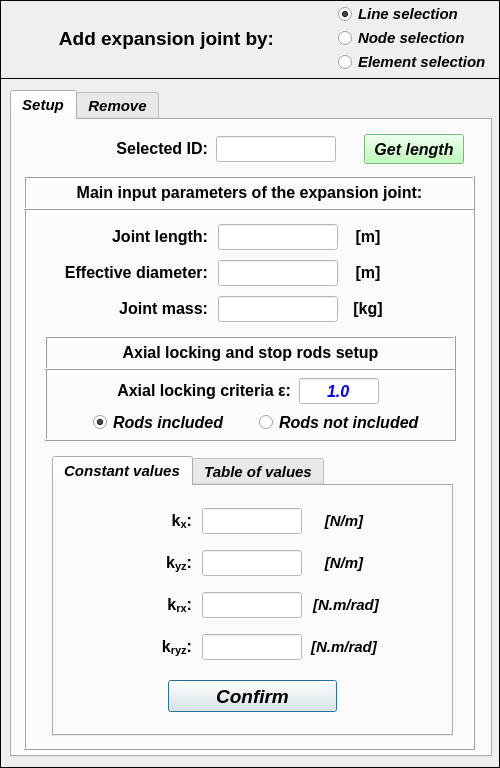
Old version of the form data/user_input/ui/Model/Setup/Structural/expansionJointInput.ui in the repository open-pulse/OpenPulse.
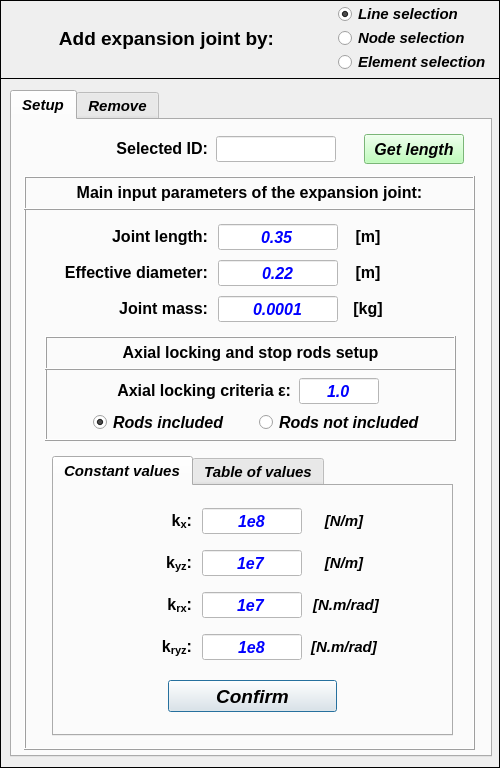
New version of the form.

The edit to the form file:
```diff
--- a/data/user_input/ui/Model/Setup/Structural/expansionJointInput.ui
+++ b/data/user_input/ui/Model/Setup/Structural/expansionJointInput.ui
@@ -461,7 +461,7 @@
 background-color: rgb(255, 255, 255);</string>
        </property>
        <property name="text">
-        <string/>
+        <string>0.22</string>
        </property>
        <property name="alignment">
         <set>Qt::AlignCenter</set>
@@ -508,7 +508,7 @@
 background-color: rgb(255, 255, 255);</string>
        </property>
        <property name="text">
-        <string/>
+        <string>0.0001</string>
        </property>
        <property name="alignment">
         <set>Qt::AlignCenter</set>
@@ -554,6 +554,9 @@
         <string notr="true">color: rgb(0, 0, 255);
 background-color: rgb(255, 255, 255);</string>
        </property>
+       <property name="text">
+        <string>0.35</string>
+       </property>
        <property name="alignment">
         <set>Qt::AlignCenter</set>
        </property>
@@ -805,7 +808,7 @@
 background-color: rgb(255, 255, 255);</string>
          </property>
          <property name="text">
-          <string/>
+          <string>1e8</string>
          </property>
          <property name="alignment">
           <set>Qt::AlignCenter</set>
@@ -849,7 +852,7 @@
 background-color: rgb(255, 255, 255);</string>
          </property>
          <property name="text">
-          <string/>
+          <string>1e7</string>
          </property>
          <property name="alignment">
           <set>Qt::AlignCenter</set>
@@ -973,7 +976,7 @@
 background-color: rgb(255, 255, 255);</string>
          </property>
          <property name="text">
-          <string/>
+          <string>1e8</string>
          </property>
          <property name="alignment">
           <set>Qt::AlignCenter</set>
@@ -1017,7 +1020,7 @@
 background-color: rgb(255, 255, 255);</string>
          </property>
          <property name="text">
-          <string/>
+          <string>1e7</string>
          </property>
          <property name="alignment">
           <set>Qt::AlignCenter</set>
```
Left out of the diff: 2 changed lines with no effect on the pictures.
